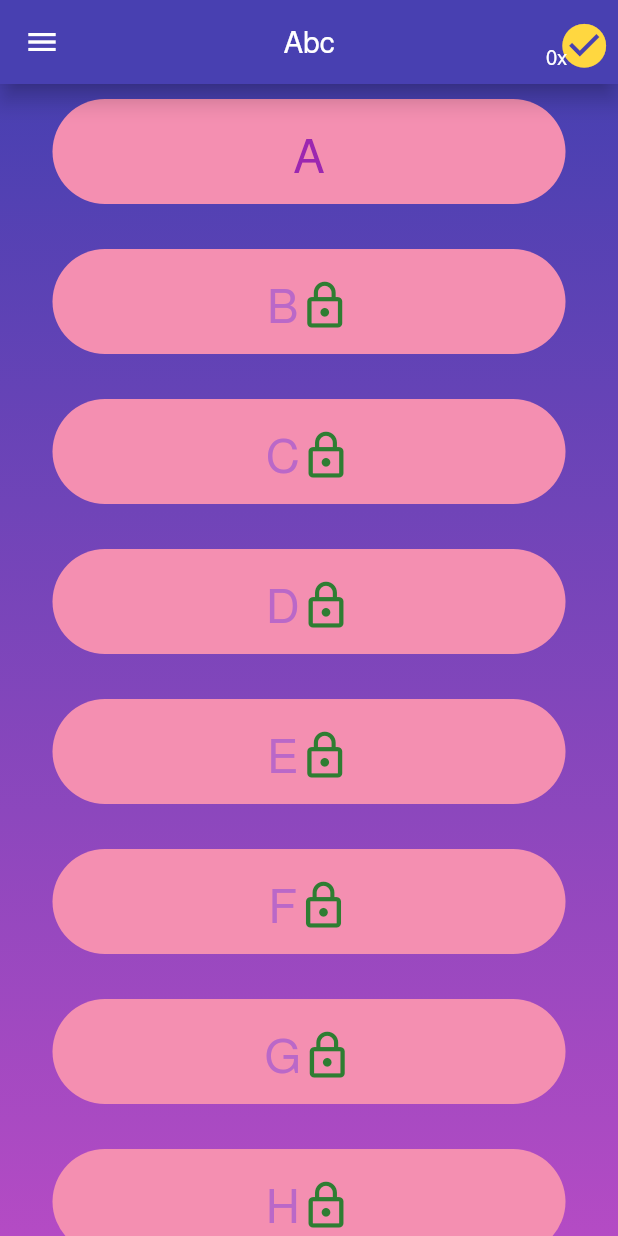
After one commit to AyaAdnan/English-Adventure, a Flutter app: the Abc screen opened directly, on a phone screen of 412 x 824 dp. The commit adds this screen. Run offline on Flutter 3.47's test engine with Material 2 defaults, Android fonts, the phone set to English and light mode, and no system bars.

Commit message:
ABC page

```diff
--- /dev/null
+++ b/lib/cc/Abc.dart
@@ -0,0 +1,457 @@
+import 'package:flutter/material.dart';
+import 'Drawer.dart';
+
+
+
+
+class Abc extends StatefulWidget {
+
+
+
+  @override
+  _AbcState createState() => _AbcState();
+}
+
+class _AbcState extends State<Abc> {
+  @override
+  Widget build(BuildContext context) {
+    return Scaffold(
+
+      appBar: AppBar(
+        title: Text('Abc',
+
+          //textAlign: TextAlign.center,
+        ),
+
+
+        centerTitle: true,
+
+        actions: <Widget>[
+          Directionality(textDirection: TextDirection.ltr, child:
+          Container(
+
+
+
+            padding: EdgeInsets.only(left: 0,top: 2,),
+            margin: EdgeInsets.only(left: 0,),
+
+            //color: Colors.white,
+            child:Stack(
+              children: <Widget>[
+                Align(
+                  alignment: Alignment(2, 0),
+                  child: IconButton
+                    (icon: Icon(Icons.check_circle,
+                    color: Colors.amberAccent,
+                    size:35,
+                  ),
+
+                  ),),
+                Align(
+                  alignment: Alignment(-0.4, 0.5),
+
+                  child: Text("0x"),
+
+                ),
+
+
+              ],
+
+            ),
+
+          ),
+          ),
+        ],
+
+
+        backgroundColor: Color(0xFF4840B1),
+        elevation: 6,
+      ),
+      drawer: MyDrawer(),
+      body: Container(
+        //Background Color
+          decoration: BoxDecoration(
+            gradient: LinearGradient(
+              colors:[
+                Color(0xFF4840B1),
+                Color(0xFFb44BC4),
+              ],
+              begin: FractionalOffset.topCenter,
+              end: FractionalOffset.bottomCenter,
+            ),
+          ),
+          child :Center(
+            child: ListView(
+              children: <Widget>[
+
+
+
+
+                Container(
+                  margin: EdgeInsets.only(left: 35,right: 35,bottom: 20,top:10),
+                  padding: EdgeInsets.all(20),
+                  width: double.infinity,
+                  height: 70,
+
+                  decoration: BoxDecoration(
+                      color:Colors.pink[200],
+                      borderRadius: BorderRadius.circular(50)
+                  ),
+                  child: Center(
+                    //heightFactor:0.4 ,
+                    child: Text("A",
+                      style: TextStyle(
+                        color: Colors.purple[500],
+                        fontSize:32,
+                      ),
+                    ),
+                  ),
+                ),
+
+
+
+
+
+
+
+
+
+
+                Container(
+                  margin: EdgeInsets.only(left: 35,right: 35,bottom: 20,top:10),
+                  padding: EdgeInsets.all(20),
+                  width: double.infinity,
+                  height: 70,
+
+                  decoration: BoxDecoration(
+                      color:Colors.pink[200],
+                      borderRadius: BorderRadius.circular(50)
+                  ),
+                  child: Center(
+                    //heightFactor:0.4 ,
+                    child:Row(
+                      //crossAxisAlignment: CrossAxisAlignment.center,
+                      mainAxisAlignment: MainAxisAlignment.center,
+                      children: <Widget>[
+                        Text("B",
+                          style: TextStyle(
+                            fontFamily: 'Poppins' ,
+                            color: Colors.purple[300],
+                            fontSize:32,
+                          ),
+                        ),
+
+                        Icon(Icons.lock_outline,
+                        color: Colors.green[800],
+                        size: 35,
+
+                        )
+                      ],
+                    ),
+                  ),
+                ),
+
+
+
+
+
+
+
+
+
+
+
+
+
+
+
+
+                Container(
+                  margin: EdgeInsets.only(left: 35,right: 35,bottom: 20,top:10),
+                  padding: EdgeInsets.all(20),
+                  width: double.infinity,
+                  height: 70,
+
+                  decoration: BoxDecoration(
+                      color:Colors.pink[200],
+                      borderRadius: BorderRadius.circular(50)
+                  ),
+                  child: Center(
+                    child:Row(
+                      //crossAxisAlignment: CrossAxisAlignment.center,
+                      mainAxisAlignment: MainAxisAlignment.center,
+                      children: <Widget>[
+                        Text("C",
+                          style: TextStyle(
+                            fontFamily: 'Poppins' ,
+                            color: Colors.purple[300],
+                            fontSize:32,
+                          ),
+                        ),
+
+                        Icon(Icons.lock_outline,
+                          color: Colors.green[800],
+                          size: 35,
+
+                        )
+                      ],
+                    ),
+                  ),
+                ),
+
+
+
+
+
+
+
+
+
+
+
+
+
+
+
+
+
+                Container(
+                  margin: EdgeInsets.only(left: 35,right: 35,bottom: 20,top:10),
+                  padding: EdgeInsets.all(20),
+                  width: double.infinity,
+                  height: 70,
+
+                  decoration: BoxDecoration(
+                      color:Colors.pink[200],
+                      borderRadius: BorderRadius.circular(50)
+                  ),
+                  child: Center(
+                    child:Row(
+                      //crossAxisAlignment: CrossAxisAlignment.center,
+                      mainAxisAlignment: MainAxisAlignment.center,
+                      children: <Widget>[
+                        Text("D",
+                          style: TextStyle(
+                            fontFamily: 'Poppins' ,
+                            color: Colors.purple[300],
+                            fontSize:32,
+                          ),
+                        ),
+
+                        Icon(Icons.lock_outline,
+                          color: Colors.green[800],
+                          size: 35,
+
+                        )
+                      ],
+                    ),
+                  ),
+                ),
+
+
+
+
+
+
+                Container(
+                  margin: EdgeInsets.only(left: 35,right: 35,bottom: 20,top:10),
+                  padding: EdgeInsets.all(20),
+                  width: double.infinity,
+                  height: 70,
+
+                  decoration: BoxDecoration(
+                      color:Colors.pink[200],
+                      borderRadius: BorderRadius.circular(50)
+                  ),
+                  child: Center(
+                    child:Row(
+                      //crossAxisAlignment: CrossAxisAlignment.center,
+                      mainAxisAlignment: MainAxisAlignment.center,
+                      children: <Widget>[
+                        Text("E",
+                          style: TextStyle(
+                            fontFamily: 'Poppins' ,
+                            color: Colors.purple[300],
+                            fontSize:32,
+                          ),
+                        ),
+
+                        Icon(Icons.lock_outline,
+                          color: Colors.green[800],
+                          size: 35,
+
+                        )
+                      ],
+                    ),
+                  ),
+                ),
+
+
+
+                Container(
+                  margin: EdgeInsets.only(left: 35,right: 35,bottom: 20,top:10),
+                  padding: EdgeInsets.all(20),
+                  width: double.infinity,
+                  height: 70,
+
+                  decoration: BoxDecoration(
+                      color:Colors.pink[200],
+                      borderRadius: BorderRadius.circular(50)
+                  ),
+                  child: Center(
+                    child:Row(
+                      //crossAxisAlignment: CrossAxisAlignment.center,
+                      mainAxisAlignment: MainAxisAlignment.center,
+                      children: <Widget>[
+                        Text("F",
+                          style: TextStyle(
+                            fontFamily: 'Poppins' ,
+                            color: Colors.purple[300],
+                            fontSize:32,
+                          ),
+                        ),
+
+                        Icon(Icons.lock_outline,
+                          color: Colors.green[800],
+                          size: 35,
+
+                        )
+                      ],
+                    ),
+                  ),
+                ),
+
+
+
+
+
+
+                Container(
+                  margin: EdgeInsets.only(left: 35,right: 35,bottom: 20,top:10),
+                  padding: EdgeInsets.all(20),
+                  width: double.infinity,
+                  height: 70,
+
+                  decoration: BoxDecoration(
+                      color:Colors.pink[200],
+                      borderRadius: BorderRadius.circular(50)
+                  ),
+                  child: Center(
+                    child:Row(
+                      //crossAxisAlignment: CrossAxisAlignment.center,
+                      mainAxisAlignment: MainAxisAlignment.center,
+                      children: <Widget>[
+                        Text("G",
+                          style: TextStyle(
+                            fontFamily: 'Poppins' ,
+                            color: Colors.purple[300],
+                            fontSize:32,
+                          ),
+                        ),
+
+                        Icon(Icons.lock_outline,
+                          color: Colors.green[800],
+                          size: 35,
+
+                        )
+                      ],
+                    ),
+                  ),
+                ),
+
+
+
+
+
+
+
+                Container(
+                  margin: EdgeInsets.only(left: 35,right: 35,bottom: 20,top:10),
+                  padding: EdgeInsets.all(20),
+                  width: double.infinity,
+                  height: 70,
+
+                  decoration: BoxDecoration(
+                      color:Colors.pink[200],
+                      borderRadius: BorderRadius.circular(50)
+                  ),
+                  child: Center(
+                    child:Row(
+                      //crossAxisAlignment: CrossAxisAlignment.center,
+                      mainAxisAlignment: MainAxisAlignment.center,
+                      children: <Widget>[
+                        Text("H",
+                          style: TextStyle(
+                            fontFamily: 'Poppins' ,
+                            color: Colors.purple[300],
+                            fontSize:32,
+                          ),
+                        ),
+
+                        Icon(Icons.lock_outline,
+                          color: Colors.green[800],
+                          size: 35,
+
+                        )
+                      ],
+                    ),
+                  ),
+                ),
+
+
+
+
+                Container(
+                  margin: EdgeInsets.only(left: 35,right: 35,bottom: 20,top:10),
+                  padding: EdgeInsets.all(20),
+                  width: double.infinity,
+                  height: 70,
+
+                  decoration: BoxDecoration(
+                      color:Colors.pink[200],
+                      borderRadius: BorderRadius.circular(50)
+                  ),
+                  child: Center(
+                    child:Row(
+                      //crossAxisAlignment: CrossAxisAlignment.center,
+                      mainAxisAlignment: MainAxisAlignment.center,
+                      children: <Widget>[
+                        Text("I",
+                          style: TextStyle(
+                            fontFamily: 'Poppins' ,
+                            color: Colors.purple[300],
+                            fontSize:32,
+                          ),
+                        ),
+
+                        Icon(Icons.lock_outline,
+                          color: Colors.green[800],
+                          size: 35,
+
+                        )
+                      ],
+                    ),
+                  ),
+                ),
+
+
+
+
+
+
+
+
+
+
+
+
+
+
+              ],
+           ),
+          ),
+
+      ),
+    );
+  }
+}
--- a/lib/cc/Map.dart
+++ b/lib/cc/Map.dart
@@ -1,10 +1,14 @@
 import 'package:flutter/material.dart';
 import 'Drawer.dart';
+import 'Abc.dart';
 
 
 
 
 class Map extends StatefulWidget {
+
+
+
   @override
   _MapState createState() => _MapState();
 }
@@ -12,7 +16,10 @@ class Map extends StatefulWidget {
 class _MapState extends State<Map> {
   @override
   Widget build(BuildContext context) {
-    return Scaffold(
+
+    int flag =0;
+    return
+      Scaffold(
 
       appBar: AppBar(
         title: Text('Space Map',
@@ -43,9 +50,10 @@ class _MapState extends State<Map> {
 
                ),),
              Align(
-               alignment: Alignment(-0.5, 0.5),
+               alignment: Alignment(-0.4, 0.5),
 
-               child: Text("0x",),
+               child: Text("0x"),
+
              ),
 
 
@@ -74,44 +82,152 @@ class _MapState extends State<Map> {
             end: FractionalOffset.bottomCenter,
           ),
         ),
-        child: Column(
+        child : ListView(
           children: <Widget>[
-            Container(
+
+
+
+
+
+
+         Container(
+
               //color: Colors.redAccent,
-              //margin: EdgeInsets.all(55),
+             //margin: EdgeInsets.all(55),
+
              padding: EdgeInsets.only(left: 97,right: 97,bottom: 97,top: 10),
               child:Stack(
                 children: <Widget>[
 
 
-                InkWell(child: Image.asset('lib/assets/ABC.png',),),
+                InkWell(child: Image.asset('lib/assets/ABC.png',),
 
-                Container(
-                  // color:Colors.blue,
-                  margin: EdgeInsets.only(),
-                  padding: EdgeInsets.only(top:2,bottom: 50,right: 50,left: 50),
-                  child: Image.asset('lib/assets/Move.png'),
+                onTap:(){
+                 Navigator.of(context).push(
+                   MaterialPageRoute(builder: (context)=>Abc(),)
+                 );
+                },
                 ),
 
+//                Container(
+//                  width: 250,
+//                  // color:Colors.blue,
+//                  margin: EdgeInsets.only(),
+//                  padding: EdgeInsets.only(top:2,bottom: 50,right: 50,left: 50),
+//                  child: Image.asset('lib/assets/Move.png'),
+//               ),
 
+        Container(
 
-               Container(
                  //: Colors.deepPurpleAccent,
                    margin: EdgeInsets.only(top: 60,left: 47),
                   padding: EdgeInsets.all(10),
 
                   child:Text("ABC",style: TextStyle(fontSize: 24,color: Colors.brown),),),
-                ],
-
-              ),
-
-            ),
-          ],
-        ),
-      ),
 
 
+                ]
+                ), ),
+
+
+
+
+
+
+        // Container(
+         //  color: Colors.amber,
+         //  padding: EdgeInsets.all(90),
+         //  margin:EdgeInsets.only(bottom:200,top: 2),
+        //   child: Image.asset('lib/assets/u1.png'),
+       //  ),
+
+
+
+
+
+
+
+
+
+
+
+
+
+
+
+
+         ],
+        ),
+//        Column(
+//
+//          children: <Widget>[
+//
+//            Container(
+//
+//              //color: Colors.redAccent,
+//              //margin: EdgeInsets.all(55),
+//             padding: EdgeInsets.only(left: 97,right: 97,bottom: 97,top: 10),
+//              child:Stack(
+//                children: <Widget>[
+//
+//
+//                InkWell(child: Image.asset('lib/assets/ABC.png',),),
+//
+//                Container(
+//                  width: 250,
+//                  // color:Colors.blue,
+//                  margin: EdgeInsets.only(),
+//                  padding: EdgeInsets.only(top:2,bottom: 50,right: 50,left: 50),
+//                  child: Image.asset('lib/assets/Move.png'),
+//                ),
+//
+//
+//
+//               Container(
+//
+//                 //: Colors.deepPurpleAccent,
+//                   margin: EdgeInsets.only(top: 60,left: 47),
+//                  padding: EdgeInsets.all(10),
+//
+//                  child:Text("ABC",style: TextStyle(fontSize: 24,color: Colors.brown),),),
+//                ],
+//
+//              ),
+//
+//            ),
+//
+//
+//
+//
+//
+//
+//
+//
+//
+
+//
+//
+//
+//
+//
+//
+//
+//
+//
+//
+//
+//
+//
+//
+//
+//
+//          ],
+//        ),
+//      ),
+
+      ),
     );
+
   }
 
 
--- a/pubspec.yaml
+++ b/pubspec.yaml
@@ -47,6 +47,7 @@ flutter:
    - lib/assets/head.png
    - lib/assets/ABC.png
    - lib/assets/Move.png
+   - lib/assets/u1.png
 
 
   fonts:
```
Also changed, not shown: lib/assets/u1.png (added).
